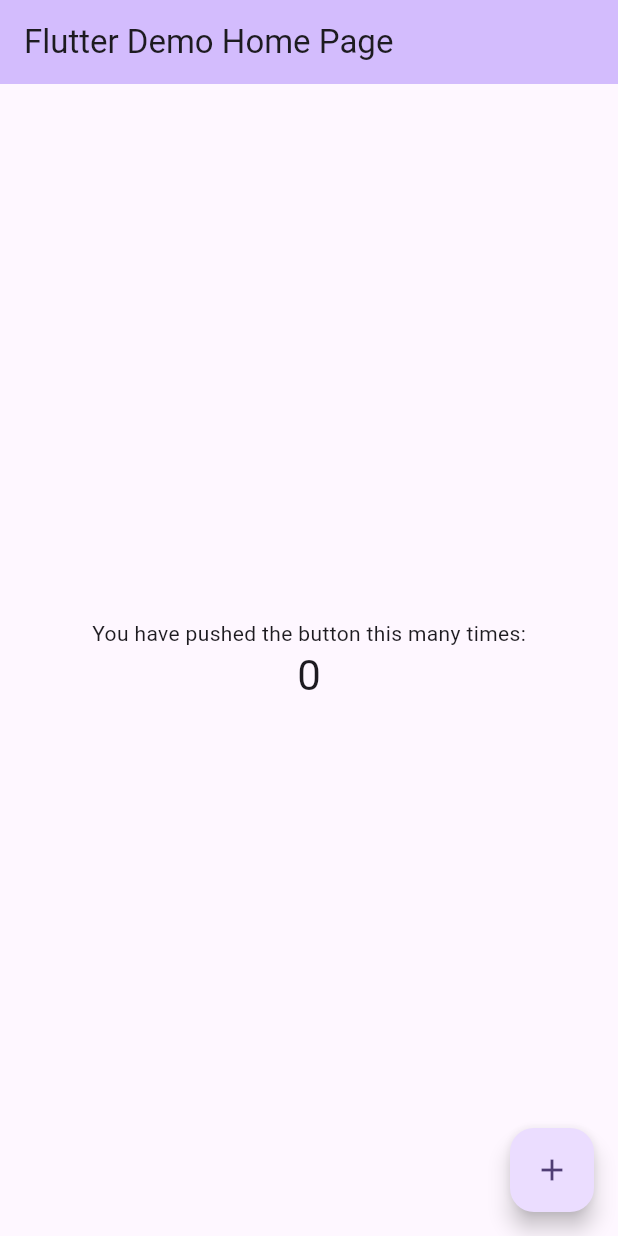
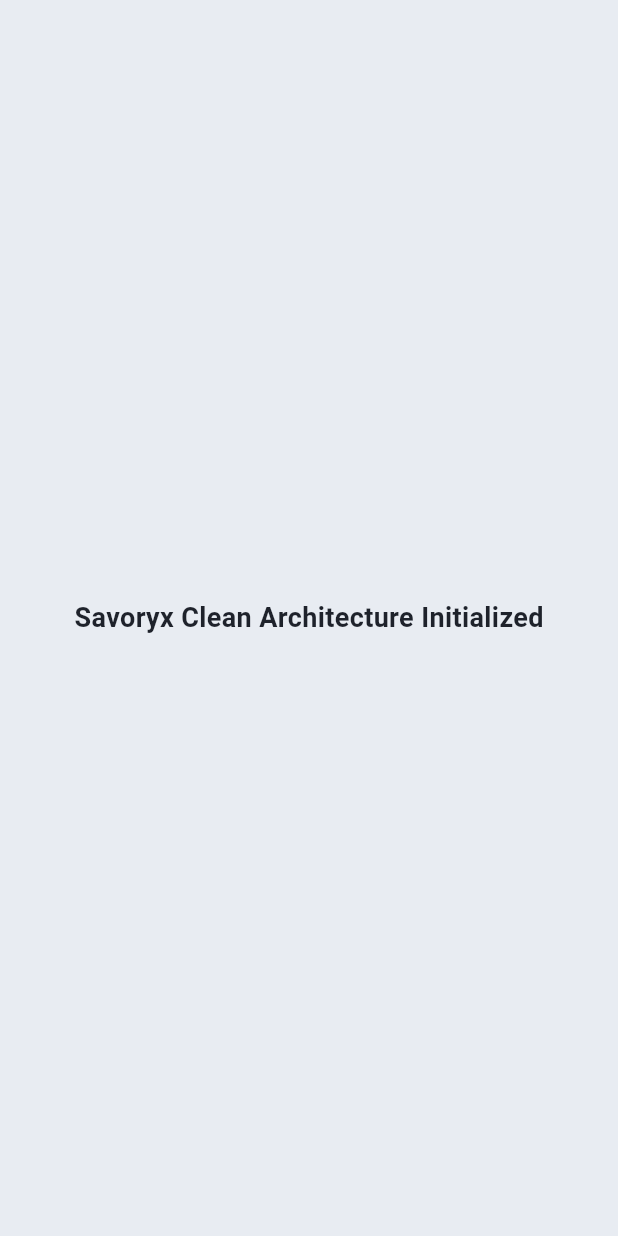
Before and after one commit to Ftthreign/savoryx_app, a Flutter app: the screen it shows after launch, on a phone screen of 412 x 824 dp. Run offline on Flutter 3.47's test engine with Material 3 defaults, Android fonts, the phone set to English and light mode, and no system bars; our stand-ins replace equatable, get_it, injectable.

Commit message:
feat(arch): scaffold clean architecture, get_it injection and stict linting

```diff
--- /dev/null
+++ b/apps/lib/core/utils/constants.dart
@@ -0,0 +1,24 @@
+/// Application-wide constants.
+abstract final class AppConstants {
+  static const String appName = 'Savoryx';
+  static const String appVersion = '1.0.0';
+  static const String defaultCurrency = 'IDR';
+
+  static const int targetLaunchTimeMs = 500;
+  static const double targetMaxApkSizeMb = 9.5;
+
+  // Claymorphism Radius Tokens (Stitch Spec)
+  static const double clayRadiusSm = 16.0;
+  static const double clayBorderRadius = 20.0;
+  static const double clayCardBorderRadius = 24.0;
+  static const double clayCarouselRadius = 26.0;
+  static const double clayHeroCardBorderRadius = 28.0;
+  static const double clayPillRadius = 9999.0;
+
+  // Claymorphism Tactile Physics & Animation
+  static const int clayPressAnimationDurationMs = 120;
+  static const double clayPressedScale = 0.96;
+
+  // Masking token for privacy shield toggle
+  static const String privacyMask = '••••••••';
+}
--- a/apps/lib/main.dart
+++ b/apps/lib/main.dart
@@ -1,125 +1,43 @@
 import 'package:flutter/material.dart';
+import 'core/di/injection_container.dart';
+import 'core/utils/constants.dart';
 
-void main() {
-  runApp(const MyApp());
+Future<void> main() async {
+  WidgetsFlutterBinding.ensureInitialized();
+  await configureDependencies();
+  runApp(const SavoryxApp());
 }
 
-class MyApp extends StatelessWidget {
-  const MyApp({super.key});
+class SavoryxApp extends StatelessWidget {
+  const SavoryxApp({super.key});
 
-  // This widget is the root of your application.
   @override
   Widget build(BuildContext context) {
     return MaterialApp(
-      title: 'Savoryx',
+      title: AppConstants.appName,
+      debugShowCheckedModeBanner: false,
       theme: ThemeData(
-        // This is the theme of your application.
-        //
-        // TRY THIS: Try running your application with "flutter run". You'll see
-        // the application has a purple toolbar. Then, without quitting the app,
-        // try changing the seedColor in the colorScheme below to Colors.green
-        // and then invoke "hot reload" (save your changes or press the "hot
-        // reload" button in a Flutter-supported IDE, or press "r" if you used
-        // the command line to start the app).
-        //
-        // Notice that the counter didn't reset back to zero; the application
-        // state is not lost during the reload. To reset the state, use hot
-        // restart instead.
-        //
-        // This works for code too, not just values: Most code changes can be
-        // tested with just a hot reload.
-        colorScheme: ColorScheme.fromSeed(seedColor: Colors.deepPurple),
         useMaterial3: true,
+        scaffoldBackgroundColor: const Color(0xFFE8ECF2),
+        colorScheme: ColorScheme.fromSeed(
+          seedColor: const Color(0xFF8DB355),
+          primary: const Color(0xFF8DB355),
+          error: const Color(0xFFD90000),
+          background: const Color(0xFFE8ECF2),
+        ),
       ),
-      home: const MyHomePage(title: 'Flutter Demo Home Page'),
+      home: const Scaffold(
+        body: Center(
+          child: Text(
+            'Savoryx Clean Architecture Initialized',
+            style: TextStyle(
+              fontSize: 18,
+              fontWeight: FontWeight.bold,
+              color: Color(0xFF1E222B),
+            ),
+          ),
+        ),
+      ),
     );
   }
 }
-
-class MyHomePage extends StatefulWidget {
-  const MyHomePage({super.key, required this.title});
-
-  // This widget is the home page of your application. It is stateful, meaning
-  // that it has a State object (defined below) that contains fields that affect
-  // how it looks.
-
-  // This class is the configuration for the state. It holds the values (in this
-  // case the title) provided by the parent (in this case the App widget) and
-  // used by the build method of the State. Fields in a Widget subclass are
-  // always marked "final".
-
-  final String title;
-
-  @override
-  State<MyHomePage> createState() => _MyHomePageState();
-}
-
-class _MyHomePageState extends State<MyHomePage> {
-  int _counter = 0;
-
-  void _incrementCounter() {
-    setState(() {
-      // This call to setState tells the Flutter framework that something has
-      // changed in this State, which causes it to rerun the build method below
-      // so that the display can reflect the updated values. If we changed
-      // _counter without calling setState(), then the build method would not be
-      // called again, and so nothing would appear to happen.
-      _counter++;
-    });
-  }
-
-  @override
-  Widget build(BuildContext context) {
-    // This method is rerun every time setState is called, for instance as done
-    // by the _incrementCounter method above.
-    //
-    // The Flutter framework has been optimized to make rerunning build methods
-    // fast, so that you can just rebuild anything that needs updating rather
-    // than having to individually change instances of widgets.
-    return Scaffold(
-      appBar: AppBar(
-        // TRY THIS: Try changing the color here to a specific color (to
-        // Colors.amber, perhaps?) and trigger a hot reload to see the AppBar
-        // change color while the other colors stay the same.
-        backgroundColor: Theme.of(context).colorScheme.inversePrimary,
-        // Here we take the value from the MyHomePage object that was created by
-        // the App.build method, and use it to set our appbar title.
-        title: Text(widget.title),
-      ),
-      body: Center(
-        // Center is a layout widget. It takes a single child and positions it
-        // in the middle of the parent.
-        child: Column(
-          // Column is also a layout widget. It takes a list of children and
-          // arranges them vertically. By default, it sizes itself to fit its
-          // children horizontally, and tries to be as tall as its parent.
-          //
-          // Column has various properties to control how it sizes itself and
-          // how it positions its children. Here we use mainAxisAlignment to
-          // center the children vertically; the main axis here is the vertical
-          // axis because Columns are vertical (the cross axis would be
-          // horizontal).
-          //
-          // TRY THIS: Invoke "debug painting" (choose the "Toggle Debug Paint"
-          // action in the IDE, or press "p" in the console), to see the
-          // wireframe for each widget.
-          mainAxisAlignment: MainAxisAlignment.center,
-          children: <Widget>[
-            const Text(
-              'You have pushed the button this many times:',
-            ),
-            Text(
-              '$_counter',
-              style: Theme.of(context).textTheme.headlineMedium,
-            ),
-          ],
-        ),
-      ),
-      floatingActionButton: FloatingActionButton(
-        onPressed: _incrementCounter,
-        tooltip: 'Increment',
-        child: const Icon(Icons.add),
-      ), // This trailing comma makes auto-formatting nicer for build methods.
-    );
-  }
-}
```
Also changed, not shown: apps/analysis_options.yaml (+30 -24 lines), apps/lib/core/di/injection_container.dart (added, +12 -0 lines), apps/lib/core/error/exceptions.dart (added, +28 -0 lines), apps/lib/core/error/failures.dart (added, +29 -0 lines), apps/lib/core/utils/currency_formatter.dart (added, +97 -0 lines), apps/pubspec.yaml (+23 -70 lines), apps/assets/mascot/app_icon.png (added), apps/assets/mascot/savo_sprite_sheet.svg (added), apps/lib/core/di/injection_container.config.dart (added), 4 other files.
